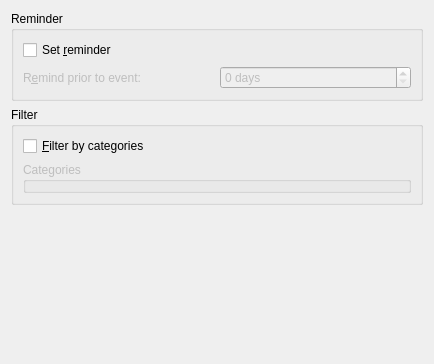
KDE/kdepim-runtime, file resources/birthdays/configdialog.ui: the form before one commit.
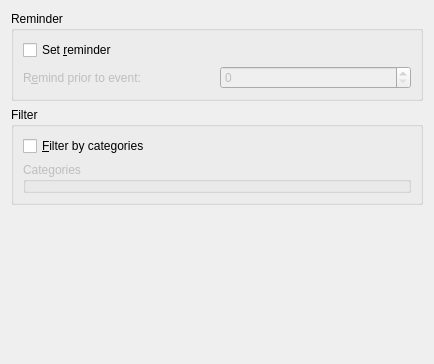
The form after the commit. Custom widgets are drawn as their Qt base class.

```diff
--- a/resources/birthdays/configdialog.ui
+++ b/resources/birthdays/configdialog.ui
@@ -44,9 +44,6 @@
         <property name="enabled" >
          <bool>false</bool>
         </property>
-        <property name="suffix" >
-         <string> days</string>
-        </property>
         <property name="prefix" >
          <string/>
         </property>
```
